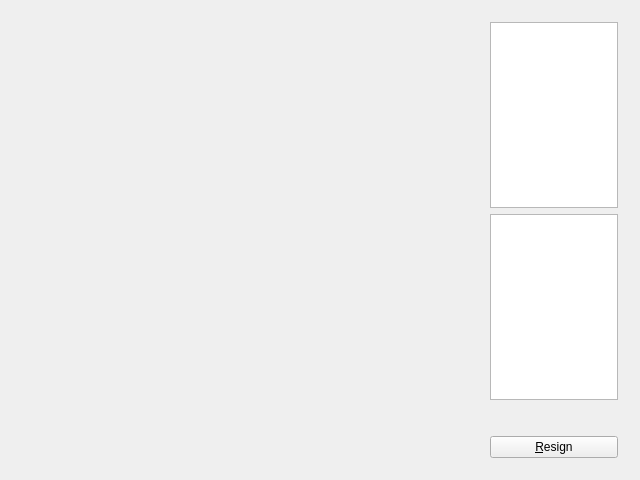
Above: frmmain.ui from dkz051/chess before the change. Below: the same form after it.
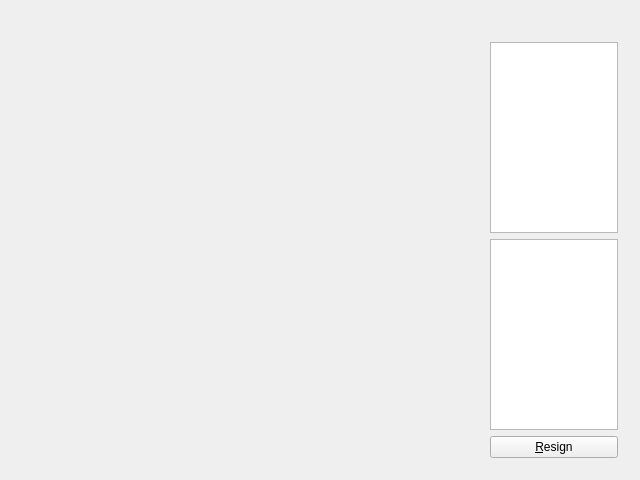
That is the form after the change.

Diff of the .ui file:
```diff
--- a/frmmain.ui
+++ b/frmmain.ui
@@ -47,7 +47,10 @@
        </size>
       </property>
       <layout class="QGridLayout" name="gridLayout">
-       <item row="0" column="1">
+       <item row="3" column="1">
+        <widget class="QTextBrowser" name="txtCommands"/>
+       </item>
+       <item row="2" column="1">
         <widget class="QTableView" name="lstRecord">
          <property name="editTriggers">
           <set>QAbstractItemView::NoEditTriggers</set>
@@ -56,36 +59,42 @@
           <bool>true</bool>
          </property>
          <attribute name="horizontalHeaderVisible">
-          <bool>false</bool>
+          <bool>true</bool>
          </attribute>
          <attribute name="verticalHeaderVisible">
-          <bool>false</bool>
+          <bool>true</bool>
          </attribute>
         </widget>
        </item>
-       <item row="3" column="1">
+       <item row="0" column="1">
+        <widget class="QLabel" name="lblCountdown">
+         <property name="sizePolicy">
+          <sizepolicy hsizetype="Expanding" vsizetype="Fixed">
+           <horstretch>0</horstretch>
+           <verstretch>0</verstretch>
+          </sizepolicy>
+         </property>
+         <property name="font">
+          <font>
+           <stylestrategy>PreferDefault</stylestrategy>
+           <kerning>true</kerning>
+          </font>
+         </property>
+         <property name="text">
+          <string/>
+         </property>
+         <property name="alignment">
+          <set>Qt::AlignCenter</set>
+         </property>
+        </widget>
+       </item>
+       <item row="4" column="1">
         <widget class="QPushButton" name="btnResign">
          <property name="text">
           <string>&amp;Resign</string>
          </property>
         </widget>
        </item>
-       <item row="2" column="1">
-        <spacer name="verticalSpacer">
-         <property name="orientation">
-          <enum>Qt::Vertical</enum>
-         </property>
-         <property name="sizeHint" stdset="0">
-          <size>
-           <width>20</width>
-           <height>36</height>
-          </size>
-         </property>
-        </spacer>
-       </item>
-       <item row="1" column="1">
-        <widget class="QTextBrowser" name="txtCommands"/>
-       </item>
       </layout>
      </widget>
     </item>
```
